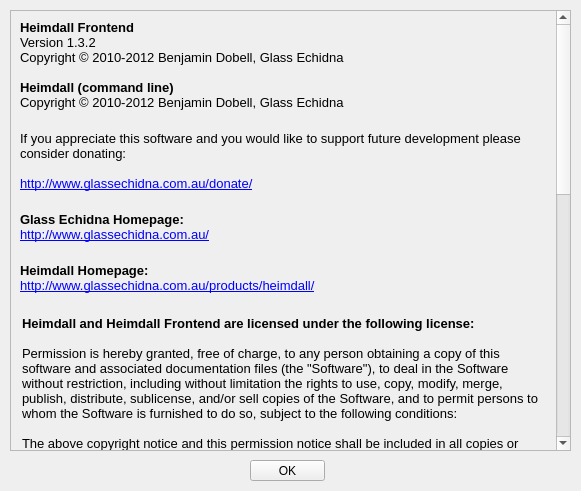
First picture: the form in heimdall-frontend/aboutform.ui, repository Benjamin-Dobell/Heimdall, before the edit.
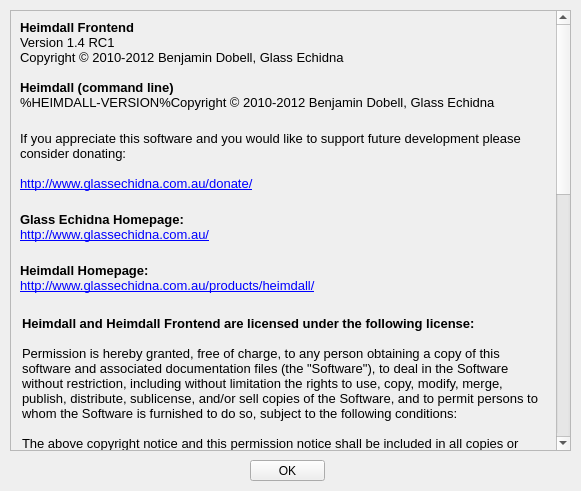
Second picture: the form after the edit.

Commit message: Heimdall 1.4 RC1:     - Massive refactoring.     - Support for Qualcomm based devices.     - Print PIT from file.     - Use partition names as arguments e.g. --HIDDEN, --KERNEL, --MOVINAND etc.     - Heimdall Frontend UI improvements.     - And much more...

What changed in the file:
```diff
--- a/heimdall-frontend/aboutform.ui
+++ b/heimdall-frontend/aboutform.ui
@@ -114,11 +114,11 @@
 p, li { white-space: pre-wrap; }
 &lt;/style&gt;&lt;/head&gt;&lt;body style=&quot; font-family:'MS Shell Dlg 2'; font-size:10pt; font-weight:400; font-style:normal;&quot;&gt;
 &lt;p style=&quot; margin-top:0px; margin-bottom:0px; margin-left:0px; margin-right:0px; -qt-block-indent:0; text-indent:0px;&quot;&gt;&lt;span style=&quot; font-weight:600;&quot;&gt;Heimdall Frontend&lt;/span&gt;&lt;/p&gt;
-&lt;p style=&quot; margin-top:0px; margin-bottom:0px; margin-left:0px; margin-right:0px; -qt-block-indent:0; text-indent:0px;&quot;&gt;Version 1.3.2&lt;/p&gt;
+&lt;p style=&quot; margin-top:0px; margin-bottom:0px; margin-left:0px; margin-right:0px; -qt-block-indent:0; text-indent:0px;&quot;&gt;Version 1.4 RC1&lt;/p&gt;
 &lt;p style=&quot; margin-top:0px; margin-bottom:0px; margin-left:0px; margin-right:0px; -qt-block-indent:0; text-indent:0px;&quot;&gt;Copyright © 2010-2012 Benjamin Dobell, Glass Echidna&lt;/p&gt;
 &lt;p style=&quot;-qt-paragraph-type:empty; margin-top:0px; margin-bottom:0px; margin-left:0px; margin-right:0px; -qt-block-indent:0; text-indent:0px;&quot;&gt;&lt;/p&gt;
 &lt;p style=&quot; margin-top:0px; margin-bottom:0px; margin-left:0px; margin-right:0px; -qt-block-indent:0; text-indent:0px;&quot;&gt;&lt;span style=&quot; font-weight:600;&quot;&gt;Heimdall (command line)&lt;/span&gt;&lt;/p&gt;
-&lt;p style=&quot; margin-top:0px; margin-bottom:0px; margin-left:0px; margin-right:0px; -qt-block-indent:0; text-indent:0px;&quot;&gt;Copyright © 2010-2012 Benjamin Dobell, Glass Echidna&lt;/p&gt;
+&lt;p style=&quot; margin-top:0px; margin-bottom:0px; margin-left:0px; margin-right:0px; -qt-block-indent:0; text-indent:0px;&quot;&gt;%HEIMDALL-VERSION%Copyright © 2010-2012 Benjamin Dobell, Glass Echidna&lt;/p&gt;
 &lt;p style=&quot;-qt-paragraph-type:empty; margin-top:0px; margin-bottom:0px; margin-left:0px; margin-right:0px; -qt-block-indent:0; text-indent:0px;&quot;&gt;&lt;/p&gt;&lt;/body&gt;&lt;/html&gt;</string>
          </property>
          <property name="textFormat">
```
Left out of the diff: 2 changed lines with no effect on the pictures. The commit also changes 89 other files.
